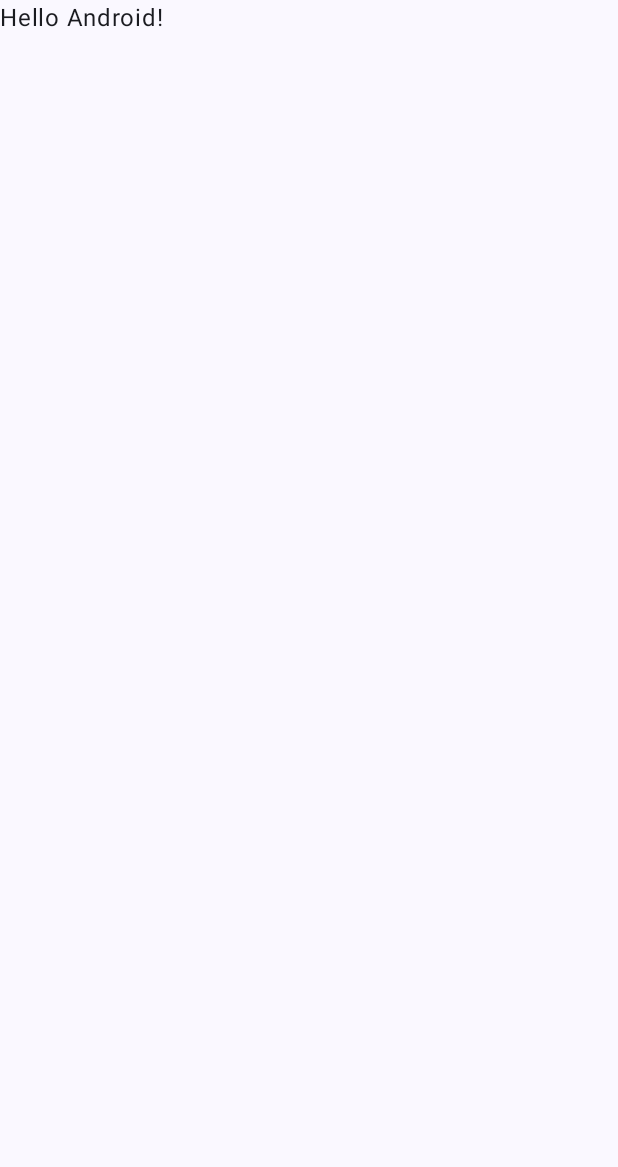
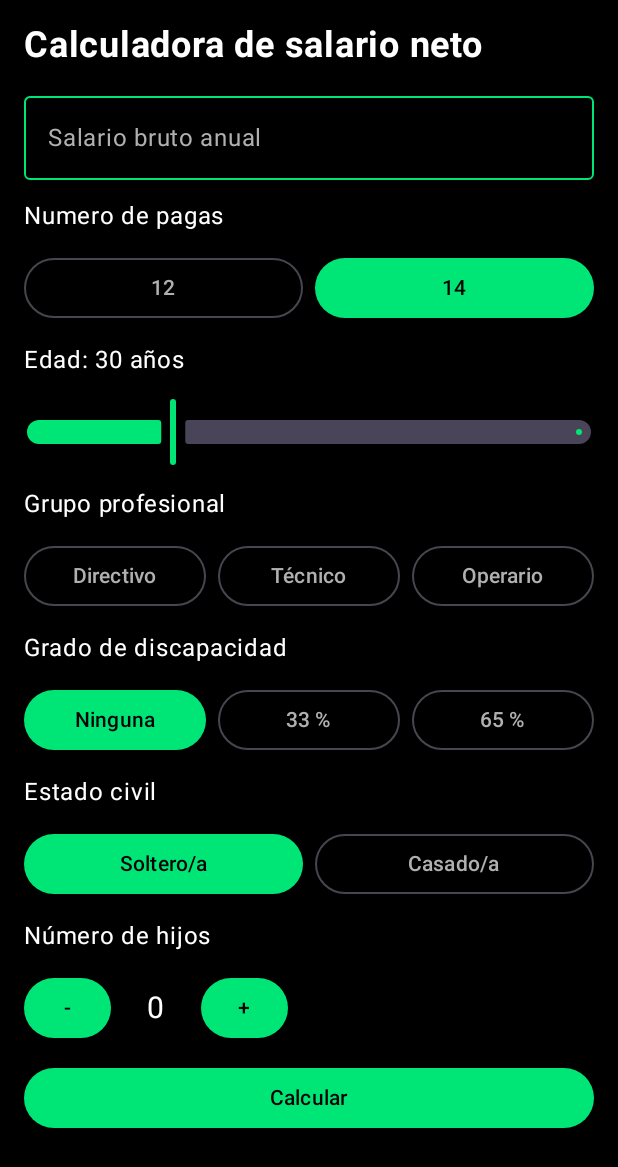
Before and after one commit to AlbertoRom1/CalculadoraSalarioNeto, an Android app built with Jetpack Compose: the screen it shows after launch (MainActivity), on a phone screen of 412 x 824 dp. Before the commit the part shown is almost empty. Shown: the top 1167 px of the screen. Run offline under Robolectric (Android 15) with nearby library versions, the phone set to English and light mode, and no system bars.

Commit message:
Vista 1 : Formulario de datos en verde y negro

```diff
--- a/app/src/main/java/com/alberto/calculadorasalarioneto/MainActivity.kt
+++ b/app/src/main/java/com/alberto/calculadorasalarioneto/MainActivity.kt
@@ -1,47 +1,161 @@
 package com.alberto.calculadorasalarioneto
+
 
 import android.os.Bundle
 import androidx.activity.ComponentActivity
+import androidx.activity.SystemBarStyle
 import androidx.activity.compose.setContent
 import androidx.activity.enableEdgeToEdge
-import androidx.compose.foundation.layout.fillMaxSize
-import androidx.compose.foundation.layout.padding
-import androidx.compose.material3.Scaffold
-import androidx.compose.material3.Text
-import androidx.compose.runtime.Composable
+import androidx.compose.foundation.layout.*
+import androidx.compose.foundation.rememberScrollState
+import androidx.compose.foundation.text.KeyboardOptions
+import androidx.compose.foundation.verticalScroll
+import androidx.compose.material3.*
+import androidx.compose.runtime.*
+import androidx.compose.ui.Alignment
 import androidx.compose.ui.Modifier
+import androidx.compose.ui.text.font.FontWeight
+import androidx.compose.ui.text.input.KeyboardType
 import androidx.compose.ui.tooling.preview.Preview
+import androidx.compose.ui.unit.dp
+import androidx.compose.ui.unit.sp
 import com.alberto.calculadorasalarioneto.ui.theme.CalculadoraSalarioNetoTheme
+
 
 class MainActivity : ComponentActivity() {
     override fun onCreate(savedInstanceState: Bundle?) {
         super.onCreate(savedInstanceState)
-        enableEdgeToEdge()
+        enableEdgeToEdge(
+                statusBarStyle = SystemBarStyle.dark(android.graphics.Color.TRANSPARENT),
+                navigationBarStyle = SystemBarStyle.dark(android.graphics.Color.TRANSPARENT)
+            )
+
         setContent {
-            CalculadoraSalarioNetoTheme {
+            CalculadoraSalarioNetoTheme{
                 Scaffold(modifier = Modifier.fillMaxSize()) { innerPadding ->
-                    Greeting(
-                        name = "Android",
-                        modifier = Modifier.padding(innerPadding)
+                    FormularioScreen(
+                        modifier = Modifier.padding(innerPadding),
+                        onCalcular = { datos ->
+                         }
+                        )
+                    }
+                }
+            }
+        }
+}
+
+@Composable
+fun FormularioScreen(modifier: Modifier = Modifier, onCalcular: (DatosNomina) -> Unit) {
+    //Esttado de cada campo del formulario
+
+    var salarioTexto by remember { mutableStateOf("") }
+    var numeroPagas by remember { mutableStateOf("14") }
+    var edad by remember { mutableStateOf(30f) }
+    var grupoProfesional by remember { mutableStateOf("Tecnico") }
+    var discapacidad by remember { mutableStateOf("Ninguna") }
+    var estadoCivil by remember { mutableStateOf("Soltero/a") }
+    var numeroHijos by remember { mutableStateOf(0) }
+    var mensajeError by remember { mutableStateOf("") }
+
+    Column(
+        modifier = modifier
+            .fillMaxSize()
+            .verticalScroll(rememberScrollState())
+            .padding(16.dp),
+        verticalArrangement = Arrangement.spacedBy(12.dp)
+    ){
+        Text("Calculadora de salario neto", fontSize = 24.sp, fontWeight = FontWeight.Bold)
+
+        OutlinedTextField(
+            value = salarioTexto,
+            onValueChange = { salarioTexto = it },
+            label = { Text("Salario bruto anual") },
+            keyboardOptions = KeyboardOptions(keyboardType = KeyboardType.Number),
+            singleLine = true,
+            modifier = Modifier.fillMaxWidth()
+        )
+
+        Text("Numero de pagas")
+        SelectorOpciones(listOf("12", "14"), numeroPagas) {numeroPagas = it }
+
+        Text("Edad: ${edad.toInt()} años")
+        Slider(value = edad, onValueChange = { edad = it }, valueRange = 16f..70f)
+
+        Text("Grupo profesional")
+        SelectorOpciones(listOf("Directivo", "Técnico", "Operario"), grupoProfesional) { grupoProfesional = it }
+
+        Text("Grado de discapacidad")
+        SelectorOpciones(listOf("Ninguna", "33 %", "65 %"), discapacidad) { discapacidad = it }
+
+        Text("Estado civil")
+        SelectorOpciones(listOf("Soltero/a", "Casado/a"), estadoCivil) { estadoCivil = it }
+
+        Text("Número de hijos")
+        Row(verticalAlignment = Alignment.CenterVertically) {
+            Button(onClick = { if (numeroHijos > 0) numeroHijos-- }) { Text("-") }
+            Text("$numeroHijos", fontSize = 20.sp, modifier = Modifier.padding(horizontal = 24.dp))
+            Button(onClick = { numeroHijos++ }) { Text("+") }
+
+        }
+
+        if (mensajeError != "") {
+            Text(mensajeError, color = MaterialTheme.colorScheme.error)
+        }
+
+        Button(
+            onClick = {
+                val salario = salarioTexto.replace(",", ".").toDoubleOrNull()
+                if (salario == null || salario <= 0) {
+                    mensajeError = "Introduce un salario bruto valido"
+                } else {
+                    mensajeError = ""
+                    val gradoDiscapacidad = when (discapacidad) {
+                        "33 %" -> 33
+                        "65 %" -> 65
+                        else -> 0
+                    }
+                    onCalcular(
+                        DatosNomina(
+                            salarioBrutoAnual = salario,
+                            numeroPagas = numeroPagas.toInt(),
+                            edad = edad.toInt(),
+                            grupoProfesional = grupoProfesional,
+                            gradoDiscapacidad = gradoDiscapacidad,
+                            estadoCivil = estadoCivil,
+                            numeroHijos = numeroHijos
+
+                        )
                     )
+
+
                 }
+        },
+            modifier = Modifier.fillMaxWidth()
+        ) {
+            Text("Calcular")
+        }
+    }
+}
+
+//Fila de botones donde solo uno esta seleccionado
+
+@Composable
+fun SelectorOpciones(opciones: List<String>, seleccionada: String, onSeleccion: (String) -> Unit) {
+    Row(horizontalArrangement = Arrangement.spacedBy(8.dp), modifier = Modifier.fillMaxWidth()) {
+        for (opcion in opciones) {
+            if (opcion == seleccionada) {
+                Button(onClick = { onSeleccion(opcion) }, modifier = Modifier.weight(1f)) { Text(opcion) }
+            } else {
+                OutlinedButton(onClick = { onSeleccion(opcion) }, modifier = Modifier.weight(1f)) { Text(opcion) }
             }
         }
     }
 }
 
-@Composable
-fun Greeting(name: String, modifier: Modifier = Modifier) {
-    Text(
-        text = "Hello $name!",
-        modifier = modifier
-    )
-}
-
 @Preview(showBackground = true)
 @Composable
-fun GreetingPreview() {
+fun FormularioPreview() {
     CalculadoraSalarioNetoTheme {
-        Greeting("Android")
+        FormularioScreen(onCalcular = {})
     }
 }
--- a/app/src/main/java/com/alberto/calculadorasalarioneto/ui/theme/Color.kt
+++ b/app/src/main/java/com/alberto/calculadorasalarioneto/ui/theme/Color.kt
@@ -2,10 +2,7 @@ package com.alberto.calculadorasalarioneto.ui.theme
 
 import androidx.compose.ui.graphics.Color
 
-val Purple80 = Color(0xFFD0BCFF)
-val PurpleGrey80 = Color(0xFFCCC2DC)
-val Pink80 = Color(0xFFEFB8C8)
-
-val Purple40 = Color(0xFF6650a4)
-val PurpleGrey40 = Color(0xFF625b71)
-val Pink40 = Color(0xFF7D5260)
+val VerdePrincipal = Color(0xFF00E676)
+val VerdeOscuro = Color(0xFF006400)
+val Negro = Color(0xFF000000)
+val GrisTarjeta = Color(0xFF1A1A1A)
--- a/app/src/main/java/com/alberto/calculadorasalarioneto/ui/theme/Theme.kt
+++ b/app/src/main/java/com/alberto/calculadorasalarioneto/ui/theme/Theme.kt
@@ -1,57 +1,30 @@
 package com.alberto.calculadorasalarioneto.ui.theme
 
-import android.app.Activity
-import android.os.Build
-import androidx.compose.foundation.isSystemInDarkTheme
 import androidx.compose.material3.MaterialTheme
 import androidx.compose.material3.darkColorScheme
-import androidx.compose.material3.dynamicDarkColorScheme
-import androidx.compose.material3.dynamicLightColorScheme
-import androidx.compose.material3.lightColorScheme
 import androidx.compose.runtime.Composable
-import androidx.compose.ui.platform.LocalContext
+import androidx.compose.ui.graphics.Color
 
-private val DarkColorScheme = darkColorScheme(
-    primary = Purple80,
-    secondary = PurpleGrey80,
-    tertiary = Pink80
-)
-
-private val LightColorScheme = lightColorScheme(
-    primary = Purple40,
-    secondary = PurpleGrey40,
-    tertiary = Pink40
-
-    /* Other default colors to override
-    background = Color(0xFFFFFBFE),
-    surface = Color(0xFFFFFBFE),
-    onPrimary = Color.White,
-    onSecondary = Color.White,
-    onTertiary = Color.White,
-    onBackground = Color(0xFF1C1B1F),
-    onSurface = Color(0xFF1C1B1F),
-    */
+// Esquema de colores verde y negro para toda la app
+private val EsquemaVerdeNegro = darkColorScheme(
+    primary = VerdePrincipal,          // botones rellenos, slider, campo activo
+    onPrimary = Color.Black,           // texto encima de los botones verdes
+    secondary = VerdeOscuro,
+    onSecondary = Color.Black,
+    background = Negro,                // fondo de la pantalla
+    onBackground = Color.White,        // texto normal
+    surface = Negro,
+    onSurface = Color.White,
+    surfaceVariant = GrisTarjeta,      // fondo de las tarjetas (vista 2)
+    onSurfaceVariant = Color(0xFFB0B0B0),
+    outline = VerdePrincipal,          // borde de OutlinedButton y del TextField
+    error = Color(0xFFFF5252)          // mensaje de error
 )
 
 @Composable
-fun CalculadoraSalarioNetoTheme(
-    darkTheme: Boolean = isSystemInDarkTheme(),
-    // Dynamic color is available on Android 12+
-    dynamicColor: Boolean = true,
-    content: @Composable () -> Unit
-) {
-    val colorScheme = when {
-        dynamicColor && Build.VERSION.SDK_INT >= Build.VERSION_CODES.S -> {
-            val context = LocalContext.current
-            if (darkTheme) dynamicDarkColorScheme(context) else dynamicLightColorScheme(context)
-        }
-
-        darkTheme -> DarkColorScheme
-        else -> LightColorScheme
-    }
-
+fun CalculadoraSalarioNetoTheme(content: @Composable () -> Unit) {
     MaterialTheme(
-        colorScheme = colorScheme,
+        colorScheme = EsquemaVerdeNegro,
         typography = Typography,
         content = content
     )
```
